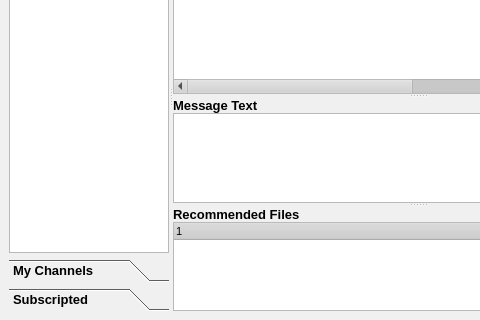
Qt form retroshare-gui/src/gui/ChannelsDialog.ui (RetroShare/RetroShare) before a commit; both pictures show x 0 to 480 and y 128 to 448 of the 672 by 448 pixel window.
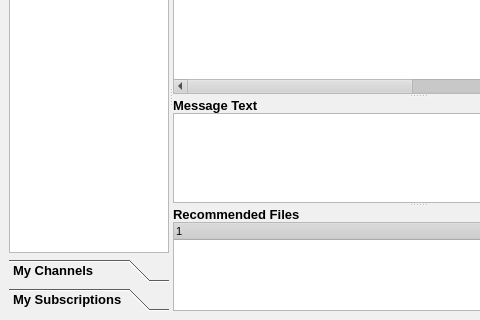
The same form after that commit. The open tabs and pages were chosen to show the change. Icons and pictures are not drawn.

Commit message: ToolBox Page renaming

What changed in the file:
```diff
--- a/retroshare-gui/src/gui/ChannelsDialog.ui
+++ b/retroshare-gui/src/gui/ChannelsDialog.ui
@@ -691,7 +691,7 @@
         </rect>
        </property>
        <attribute name="label" >
-        <string>Subscripted</string>
+        <string>My Subscriptions</string>
        </attribute>
        <layout class="QGridLayout" >
         <property name="margin" >
```
Left out of the diff: 8 changed lines with no effect on the pictures.
